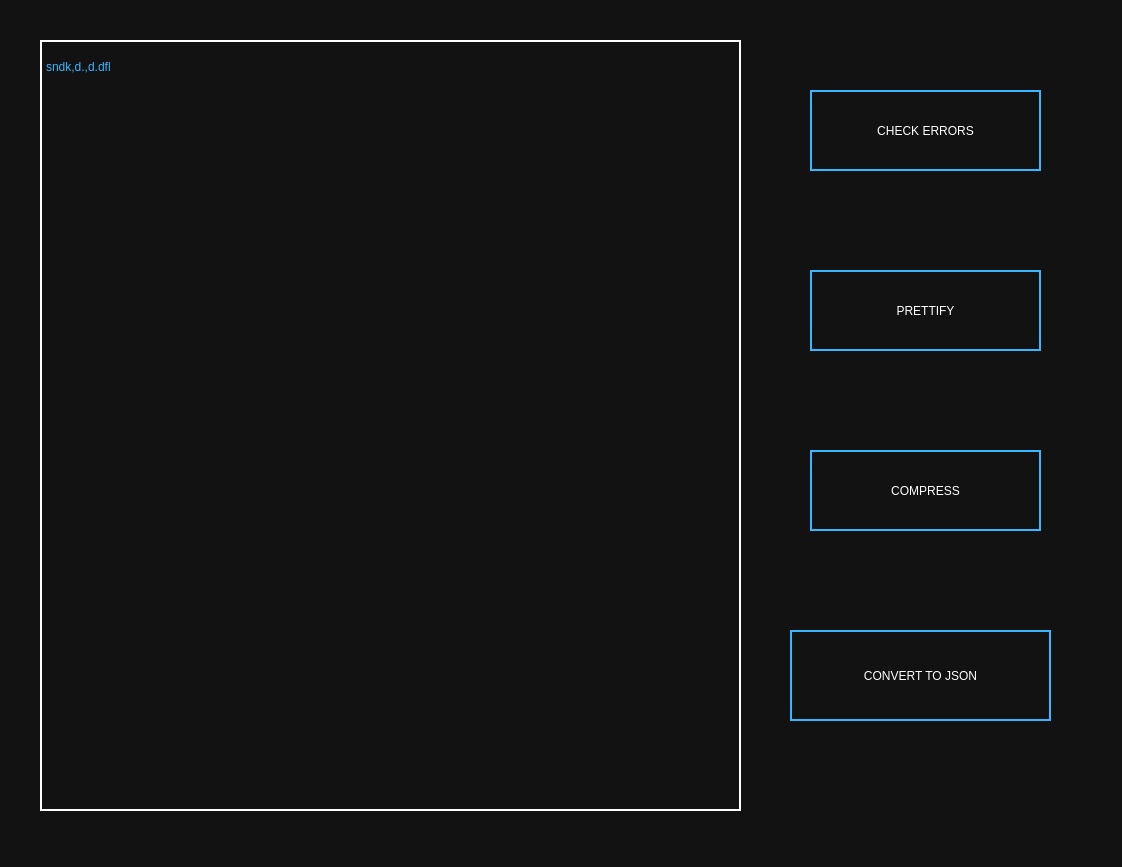
MoAmrYehia/xml-editor, file ui/editor.ui: the form before one commit.
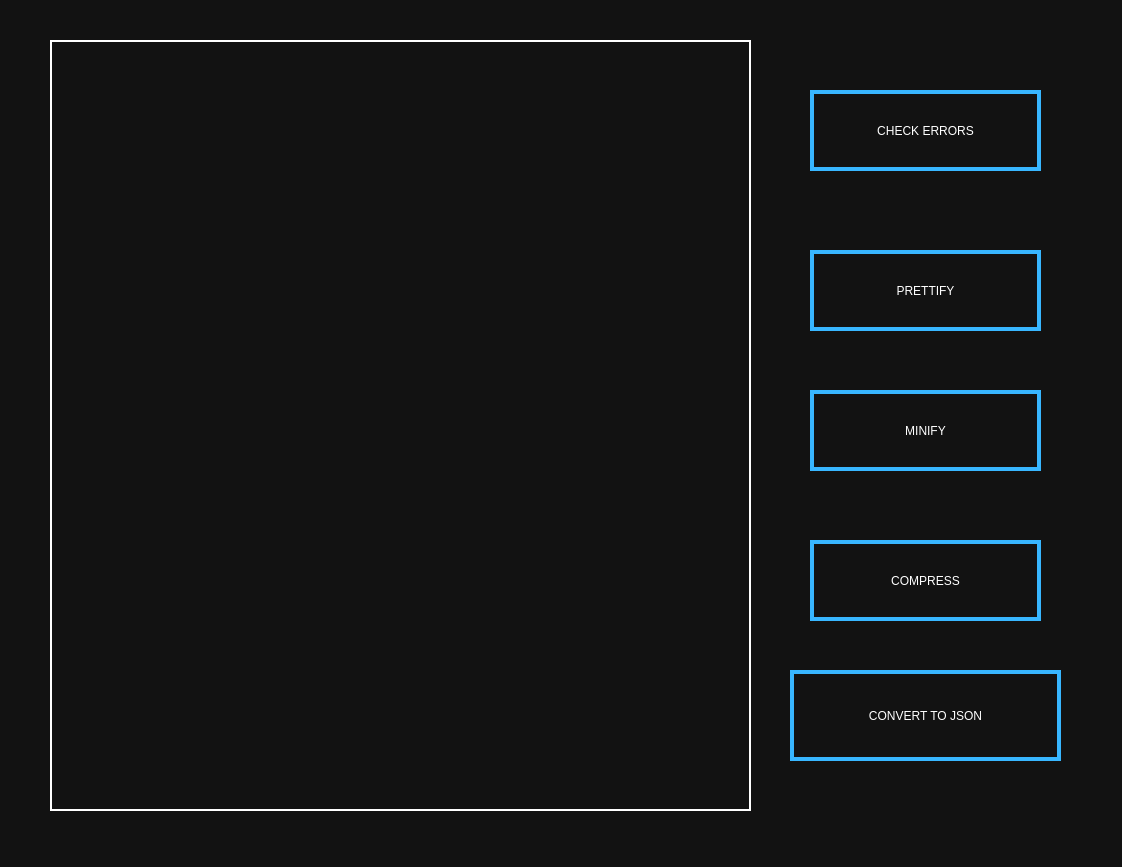
The form after the commit.

Patch:
```diff
--- a/ui/editor.ui
+++ b/ui/editor.ui
@@ -27,7 +27,7 @@
      </rect>
     </property>
     <property name="styleSheet">
-     <string notr="true">background-color: #121212; color:white; font:16pt  solid  &quot;Lato&quot;; border: 2px solid #38B6FF; </string>
+     <string notr="true">background-color: #121212; color:white; font:16pt  solid  &quot;Lato&quot;; border: 4px solid #38B6FF; </string>
     </property>
     <property name="text">
      <string>CHECK ERRORS</string>
@@ -36,7 +36,7 @@
    <widget class="QPlainTextEdit" name="plainTextEdit">
     <property name="geometry">
      <rect>
-      <x>40</x>
+      <x>50</x>
       <y>40</y>
       <width>701</width>
       <height>771</height>
@@ -48,22 +48,20 @@
 </string>
     </property>
     <property name="plainText">
-     <string>&lt;book&gt;
-sndk,d.,d.dfl
-&lt;/book&gt;</string>
+     <string/>
     </property>
    </widget>
    <widget class="QPushButton" name="pushButton_2">
     <property name="geometry">
      <rect>
       <x>810</x>
-      <y>270</y>
+      <y>250</y>
       <width>231</width>
       <height>81</height>
      </rect>
     </property>
     <property name="styleSheet">
-     <string notr="true">background-color: #121212; color:white; font:16pt  solid  &quot;Lato&quot;; border: 2px solid #38B6FF; </string>
+     <string notr="true">background-color: #121212; color:white; font:16pt  solid  &quot;Lato&quot;; border: 4px solid #38B6FF; </string>
     </property>
     <property name="text">
      <string>PRETTIFY</string>
@@ -73,13 +71,13 @@
     <property name="geometry">
      <rect>
       <x>810</x>
-      <y>450</y>
+      <y>540</y>
       <width>231</width>
       <height>81</height>
      </rect>
     </property>
     <property name="styleSheet">
-     <string notr="true">background-color: #121212; color:white; font:16pt  solid  &quot;Lato&quot;; border: 2px solid #38B6FF; </string>
+     <string notr="true">background-color: #121212; color:white; font:16pt  solid  &quot;Lato&quot;; border: 4px solid #38B6FF; </string>
     </property>
     <property name="text">
      <string>COMPRESS</string>
@@ -89,18 +87,34 @@
     <property name="geometry">
      <rect>
       <x>790</x>
-      <y>630</y>
-      <width>261</width>
+      <y>670</y>
+      <width>271</width>
       <height>91</height>
      </rect>
     </property>
     <property name="styleSheet">
-     <string notr="true">background-color: #121212; color:white; font:16pt  solid  &quot;Lato&quot;; border: 2px solid #38B6FF; </string>
+     <string notr="true">background-color: #121212; color:white; font:16pt  solid  &quot;Lato&quot;; border: 4px solid #38B6FF; </string>
     </property>
     <property name="text">
      <string>CONVERT TO JSON</string>
     </property>
    </widget>
+   <widget class="QPushButton" name="pushButton_5">
+    <property name="geometry">
+     <rect>
+      <x>810</x>
+      <y>390</y>
+      <width>231</width>
+      <height>81</height>
+     </rect>
+    </property>
+    <property name="styleSheet">
+     <string notr="true">background-color: #121212; color:white; font:16pt  solid  &quot;Lato&quot;; border: 4px solid #38B6FF; </string>
+    </property>
+    <property name="text">
+     <string>MINIFY</string>
+    </property>
+   </widget>
   </widget>
   <widget class="QMenuBar" name="menubar">
    <property name="geometry">
```
Left out of the diff: 2 changed lines with no effect on the pictures.
